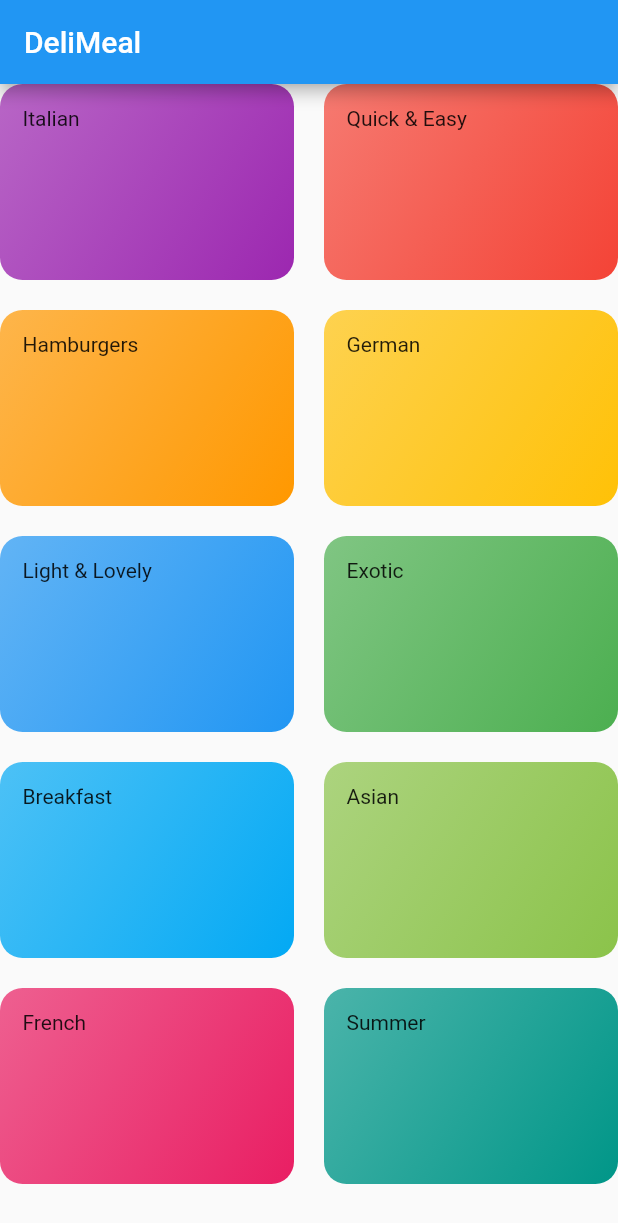
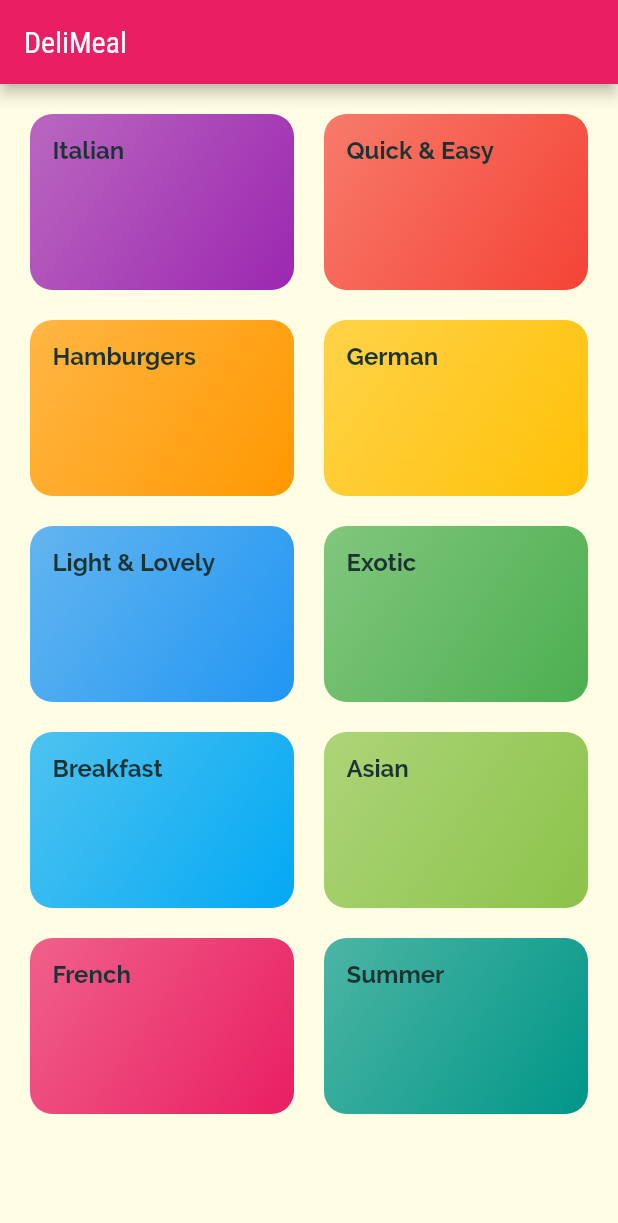
Before and after one commit to Adarshkumar167/food_recipe, a Flutter app: the screen it shows after launch, on a phone screen of 412 x 824 dp. Shown: the top 1223 px of the screen. Run offline on Flutter 3.47's test engine with Material 2 defaults, Android fonts, the phone set to English and light mode, and no system bars.

Commit message:
3rd Commit

```diff
--- a/lib/categories_screen.dart
+++ b/lib/categories_screen.dart
@@ -13,6 +13,7 @@ class CategoriesScreen extends StatelessWidget {
         title: const Text('DeliMeal'),
       ),
       body: GridView(
+        padding: const EdgeInsets.all(20),
         gridDelegate: const SliverGridDelegateWithMaxCrossAxisExtent(
           maxCrossAxisExtent: 200,
           childAspectRatio: 3 / 2,
@@ -21,6 +22,7 @@ class CategoriesScreen extends StatelessWidget {
         ),
         children: DUMMY_CATEGORIES
             .map((catData) => CategoryItem(
+                  catData.id,
                   catData.title,
                   catData.color,
                 ))
--- a/lib/category_item.dart
+++ b/lib/category_item.dart
@@ -1,14 +1,39 @@
 import 'package:flutter/material.dart';
 
+import 'category_meals_screen.dart';
+
 class CategoryItem extends StatelessWidget {
+  final String id;
   final String title;
   final Color color;
 
-  const CategoryItem(this.title, this.color, {super.key});
+  const CategoryItem(this.id, this.title, this.color, {super.key});
+
+  void selectCategory(BuildContext ctx) {
+    Navigator.of(ctx).pushNamed(
+      CategroyMealsScreen.routeName,
+      arguments: {
+        'id': id,
+        'title': title,
+      },
+    );
+
+    // Navigator.of(ctx).push(
+    //   MaterialPageRoute(
+    //     builder: (_) {
+    //       return CategroyMealsScreen(id, title);
+    //     },
+    //   ),
+    // );
+  }
 
   @override
   Widget build(BuildContext context) {
-    return Container(
+    return InkWell(
+      onTap: () => selectCategory(context),
+      splashColor: Theme.of(context).primaryColor,
+      borderRadius: BorderRadius.circular(15),
+      child: Container(
         padding: const EdgeInsets.all(15),
         decoration: BoxDecoration(
           gradient: LinearGradient(
@@ -21,7 +46,11 @@ class CategoryItem extends StatelessWidget {
           ),
           borderRadius: BorderRadius.circular(15),
         ),
-      child: Text(title),
+        child: Text(
+          title,
+          style: Theme.of(context).textTheme.bodyLarge,
+        ),
+      ),
     );
   }
 }
--- a/lib/dummy_data.dart
+++ b/lib/dummy_data.dart
@@ -54,4 +54,9 @@ const DUMMY_CATEGORIES = [
     title: 'Summer',
     color: Colors.teal,
   ),
+  // Category(
+  //   id: 'c11',
+  //   title: 'Chinise',
+  //   color: Colors.lightGreen,
+  // ),
 ];
--- a/lib/main.dart
+++ b/lib/main.dart
@@ -1,4 +1,5 @@
 import 'package:flutter/material.dart';
+import './category_meals_screen.dart';
 import './categories_screen.dart';
 
 void main() {
@@ -13,9 +14,30 @@ class MyApp extends StatelessWidget {
       debugShowCheckedModeBanner: false,
       title: 'Food Recipe',
       theme: ThemeData(
-        primarySwatch: Colors.blue,
+        colorScheme: ColorScheme.fromSwatch(primarySwatch: Colors.pink)
+            .copyWith(secondary: Colors.amber),
+        canvasColor: const Color.fromRGBO(255, 254, 229, 1),
+        fontFamily: 'Raleway',
+        textTheme: ThemeData.light().textTheme.copyWith(
+              bodyLarge: const TextStyle(
+                  color: Color.fromRGBO(28, 51, 51, 1),
+                  fontSize: 16.0,
+                  fontWeight: FontWeight.bold),
+              bodyMedium: const TextStyle(
+                color: Color.fromRGBO(28, 51, 51, 1),
+              ),
+              titleLarge: const TextStyle(
+                fontSize: 20.0,
+                fontFamily: 'RobotoCondensed',
+              ),
+            ),
       ),
-      home: const CategoriesScreen(),
+      // home: const CategoriesScreen(),
+      initialRoute: '/',
+      routes: {
+        '/': (ctx) => const CategoriesScreen(),
+        CategroyMealsScreen.routeName: (ctx) => const CategroyMealsScreen(),
+      },
     );
   }
 }
```
Also changed, not shown: lib/category_meals_screen.dart (added, +28 -0 lines), pubspec.yaml (+19 -10 lines), assets/fonts/Raleway-Black.ttf (added), assets/fonts/Raleway-Bold.ttf (added), assets/fonts/Raleway-Regular.ttf (added), assets/fonts/RobotoCondensed-Bold.ttf (added), assets/fonts/RobotoCondensed-Italic.ttf (added), assets/fonts/RobotoCondensed-Light.ttf (added), assets/fonts/RobotoCondensed-Regular.ttf (added). Lines whose indentation alone changed are shown as unchanged.
